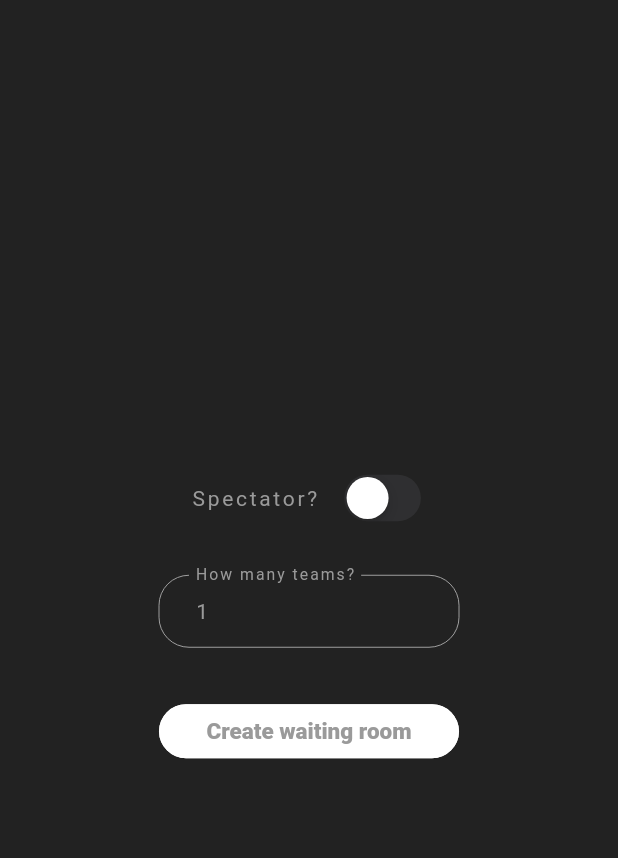
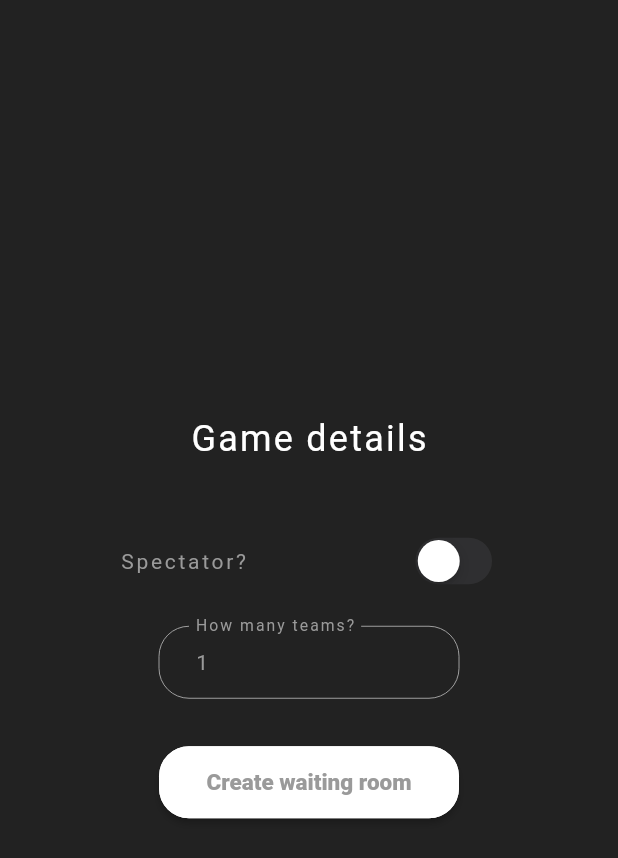
Before and after one commit to KanbanSimulator/Mobile, a Flutter app: the LobbyPage screen opened directly, on a phone screen of 412 x 824 dp. Shown: the top 858 px of the screen. Run offline on Flutter 3.47's test engine with Material 2 defaults, Android fonts, the phone set to English and light mode, and no system bars; our stand-ins replace dio, flutter_svg, freezed_annotation, shared_preferences, simple_shadow; accounts and stored records are empty.

Commit message:
update lobby page

```diff
--- a/lib/api/api.dart
+++ b/lib/api/api.dart
@@ -79,4 +79,6 @@ class Api {
     return tasks;
   }
 
+  static void createRoom() {}
+
 }
--- a/lib/page/lobby.dart
+++ b/lib/page/lobby.dart
@@ -1,5 +1,6 @@
 import 'package:flutter/material.dart';
 import 'package:flutter/cupertino.dart';
+import 'package:kanban/api/api.dart';
 import 'package:kanban/const/app_style.dart';
 import 'package:kanban/widget/app_button_widget.dart';
 import 'package:kanban/widget/text_input_widget.dart';
@@ -28,12 +29,16 @@ class _LobbyPageState extends State<LobbyPage> {
             mainAxisAlignment: MainAxisAlignment.center,
             crossAxisAlignment: CrossAxisAlignment.center,
             children: [
+              const Text(
+                "Game details",
+                style: AppStyle.pageHeaderTextStyle,
+              ),
+              const SizedBox(height: 48),
               Row(
                 mainAxisSize: MainAxisSize.max,
-                mainAxisAlignment: MainAxisAlignment.center,
+                mainAxisAlignment: MainAxisAlignment.spaceBetween,
                 children: [
-                  Text("Spectator? ", style: AppStyle.labelTextStyle),
-                  const SizedBox(width: 8),
+                  const Text("Spectator? ", style: AppStyle.labelTextStyle),
                   CupertinoSwitch(
                     value: _isSpectatorSelected,
                     onChanged: _onSwitchSpectator,
@@ -41,18 +46,20 @@ class _LobbyPageState extends State<LobbyPage> {
                   ),
                 ],
               ),
-              const SizedBox(height: 32),
+              const SizedBox(height: 24),
               SizedBox(
                 width: 200,
                 child: TextInput(
                   placeholder: "How many teams?",
                   controller: _teamsCounterFieldController,
+                  keyboardType: TextInputType.number,
                 ),
               ),
               const SizedBox(height: 32),
               SizedBox(
                 width: 200,
-                child: AppButton("Create waiting room"),
+                height: 48,
+                child: AppButton("Create waiting room", onPressed: () => _onCreateWaitingRoomPressed(context),),
               ),
             ],
           ),
@@ -61,9 +68,24 @@ class _LobbyPageState extends State<LobbyPage> {
     );
   }
 
+  void _onCreateWaitingRoomPressed(BuildContext context) {
+    Api.createRoom();
+  }
+
   void _onSwitchSpectator(bool value) {
     setState(() {
       _isSpectatorSelected = !_isSpectatorSelected;
     });
   }
+
+  bool _validateTeamsCounter(String s) {
+    int t = 0;
+    try {
+      t = int.parse(s);
+    } catch (e) {
+      return false;
+    }
+    return t > 0 && t < 16;
+  }
+
 }
--- a/lib/page/menu.dart
+++ b/lib/page/menu.dart
@@ -70,7 +70,7 @@ class _MenupageState extends State<MenuPage> {
                     SizedBox(
                       width: 150,
                       child: AppButton(
-                        "Start Game",
+                        "Start",
                         onPressed: () => _onStartGamePressed(context),
                       ),
                     ),
--- a/lib/widget/text_input_widget.dart
+++ b/lib/widget/text_input_widget.dart
@@ -4,11 +4,13 @@ import 'package:kanban/const/app_style.dart';
 class TextInput extends StatelessWidget {
   final String placeholder;
   final TextEditingController controller;
+  final TextInputType? keyboardType;
 
   const TextInput({
     Key? key,
     this.placeholder = "",
     required this.controller,
+    this.keyboardType,
   }) : super(key: key);
 
   @override
@@ -21,6 +23,7 @@ class TextInput extends StatelessWidget {
       ),
       style: AppStyle.textFieldStyle,
       controller: controller,
+      keyboardType: keyboardType,
     );
   }
 }
```
